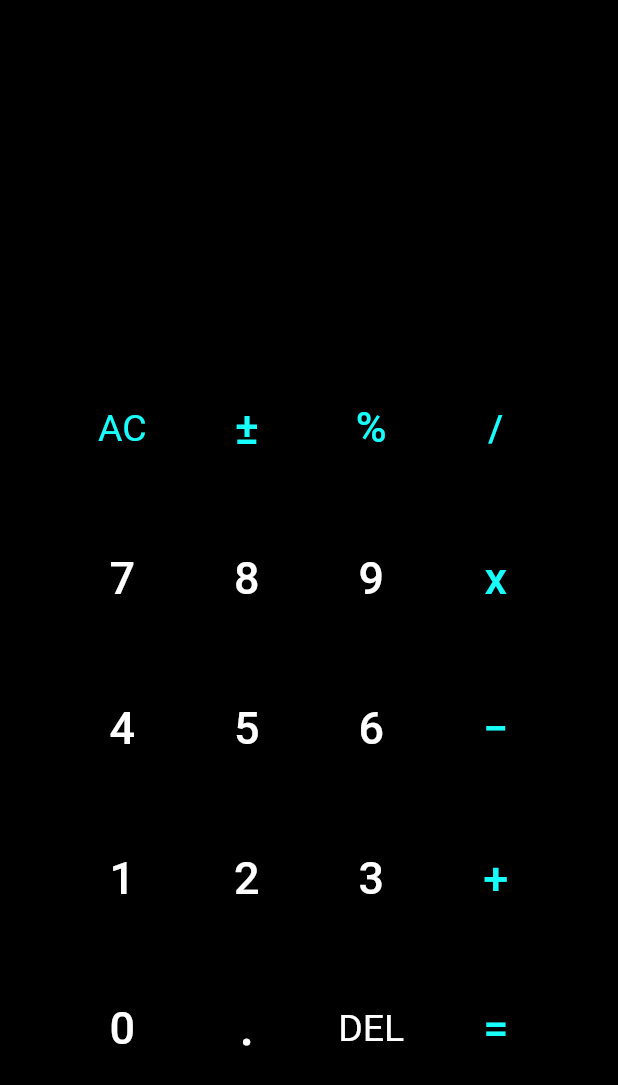
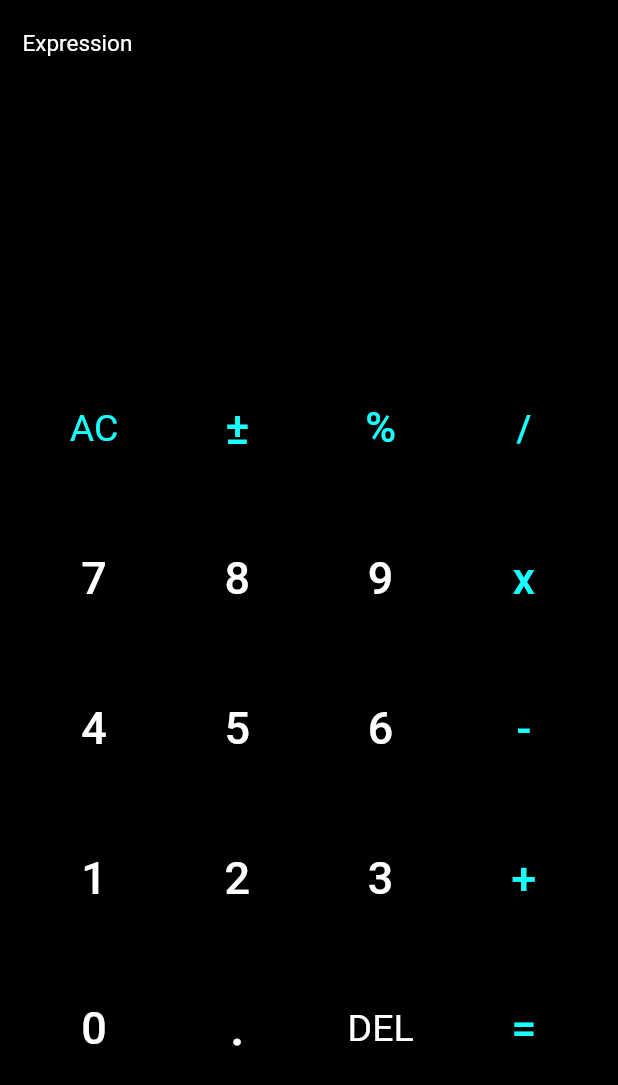
Before and after one commit to nit-ap/Calculator, a Flutter app: the screen it shows after launch, on a phone screen of 412 x 824 dp. Shown: the top 1085 px of the screen. Run offline on Flutter 3.47's test engine with Material 2 defaults, Android fonts, the phone set to English and light mode, and no system bars; our stand-ins replace math_expressions.

Commit message:
bug fixed

```diff
--- a/lib/components/buttons.dart
+++ b/lib/components/buttons.dart
@@ -22,7 +22,7 @@ class Button extends StatelessWidget {
         padding: const EdgeInsets.symmetric(vertical: 10),
         child: InkWell(
           onTap: onPress,
-          child: Container(
+          child: SizedBox(
             height: 80,
             // decoration: const BoxDecoration(
             //   shape: BoxShape.rectangle,
--- a/lib/home_screen.dart
+++ b/lib/home_screen.dart
@@ -13,6 +13,7 @@ class _HomeScreenState extends State<HomeScreen> {
 
   var userInput = '';
   var answer = '';
+  var temp = '';
   @override
   Widget build(BuildContext context) {
     debugPrint('rebuild');
@@ -20,7 +21,7 @@ class _HomeScreenState extends State<HomeScreen> {
       backgroundColor: Colors.black,
       body: SafeArea(
         child: Padding(
-          padding: const EdgeInsets.symmetric(horizontal: 40.0),
+          padding: const EdgeInsets.symmetric(horizontal: 15.0),
           child: Column(
             children: [
               Expanded(
@@ -29,14 +30,23 @@ class _HomeScreenState extends State<HomeScreen> {
                   padding: const EdgeInsets.symmetric(vertical: 10.0),
                   child: Column(
                     crossAxisAlignment: CrossAxisAlignment.end,
-                    mainAxisAlignment: MainAxisAlignment.end,
+                    // mainAxisAlignment: MainAxisAlignment.end,
                     children: [
-                      const SizedBox(height: 30),
+                      const SizedBox(height: 10),
+                      Column(
+                        children: [
+                          const Align( alignment: Alignment.topLeft,
+                              child: Text('Expression', style: TextStyle(fontSize: 15, color: kWhite))
+                          ),
+                          Align(alignment: Alignment.topLeft,
+                              child: Text(temp.toString(), style: const TextStyle(fontSize: 18, color: kWhite)))
+                        ],),
+                      const SizedBox(height: 50),
                       Align(
                           alignment: Alignment.bottomRight,
-                          child: Text(userInput.toString(), style: const TextStyle(fontSize: 30, color: kWhite))),
-                      const SizedBox(height: 15),
-                      Text(answer.toString(), style: const TextStyle(fontSize: 28, color: kWhite),)
+                          child: Text(userInput.toString(), style: const TextStyle(fontSize: 20, color: kWhite)),),
+                      const SizedBox(height: 20),
+                      Text(answer.toString(), style: const TextStyle(fontSize: 19, color: kWhite)),
                     ],
                   ),
                 ),
@@ -52,11 +62,12 @@ class _HomeScreenState extends State<HomeScreen> {
                           // debugPrint('tap');
                           userInput = '';
                           answer = '';
+                          temp = '';
                           setState(() {});
                         }, w: FontWeight.normal, size: 25),
                         Button(tile: '±', onPress: () {
-                          int num = int.parse(userInput);
-                          num = -num;
+                          double num = double.parse(userInput);
+                          num = num * (-1);
                           userInput = num.toString();
                           setState(() {});
                         }
@@ -105,8 +116,8 @@ class _HomeScreenState extends State<HomeScreen> {
                           userInput += '6';
                           setState(() {});
                         },),
-                        Button(tile: '−', onPress: () {
-                          userInput += '−';
+                        Button(tile: '-', onPress: () {
+                          userInput += '-';
                           setState(() {});
                         }),
                       ],
@@ -147,6 +158,9 @@ class _HomeScreenState extends State<HomeScreen> {
                         }, w: FontWeight.normal, size: 25),
                         Button(tile: '=', onPress: () {
                           equalPress();
+                          temp = userInput;
+                          userInput = answer;
+                          answer = userInput;
                           setState(() {});
                         }),
                       ],
```
